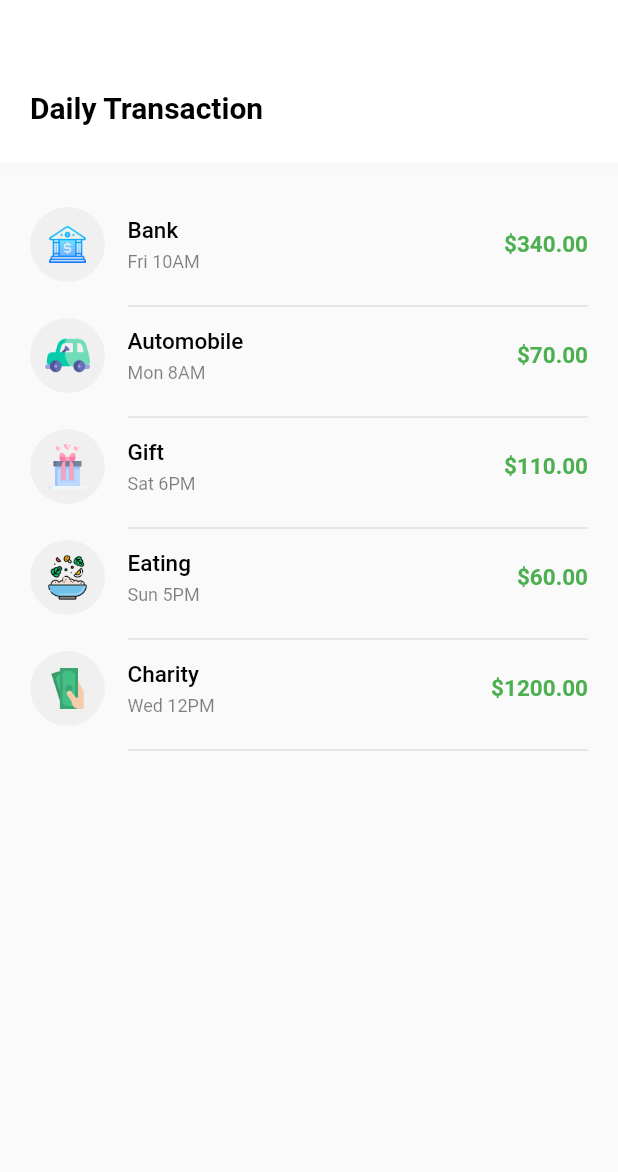
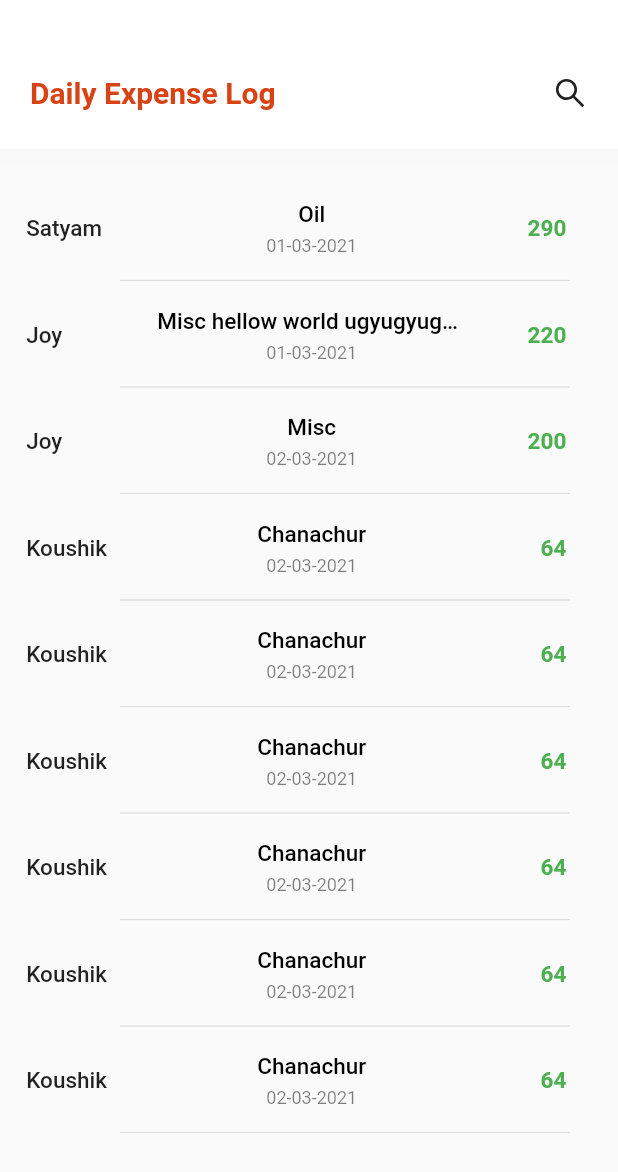
Before and after one commit to Koushikphy/Shared-Expense-Manager, a Flutter app: the DailyPage screen opened directly, on a phone screen of 412 x 824 dp. Shown: the top 1172 px of the screen. Run offline on Flutter 3.47's test engine with Material 2 defaults, Android fonts, the phone set to English and light mode, and no system bars; our stand-ins replace animated_bottom_navigation_bar, fl_chart, flutter_icons, percent_indicator; network calls fail.

Commit message:
added the expense log

```diff
--- a/lib/json/daily_json.dart
+++ b/lib/json/daily_json.dart
@@ -3,31 +3,31 @@ const List daily = [
     "icon": "assets/images/bank.png",
     "name": "Bank",
     "date": "Fri 10AM",
-    "price": "\$340.00"
+    "price": "340.00"
   },
   {
     "icon": "assets/images/auto.png",
-    "name": "Automobile",
+    "name": "Auto",
     "date": "Mon 8AM",
-    "price": "\$70.00"
+    "price": "70.00"
   },
   {
     "icon": "assets/images/gift.png",
     "name": "Gift",
     "date": "Sat 6PM",
-    "price": "\$110.00"
+    "price": "110.00"
   },
   {
     "icon": "assets/images/eating.png",
     "name": "Eating",
     "date": "Sun 5PM",
-    "price": "\$60.00"
+    "price": "60.00"
   },
   {
     "icon": "assets/images/charity.png",
     "name": "Charity",
     "date": "Wed 12PM",
-    "price": "\$1200.00"
+    "price": "1200.00"
   }
 ];
 
@@ -43,7 +43,7 @@ const List expenses = [
   {
     "date": "01-03-2021",
     "person": "Joy",
-    "item": "Misc",
+    "item": "Misc hellow world ugyugyugugyugyugyugyu",
     "category": "Food",
     "amount": "220",
     "shareBy": "Koushik"
@@ -64,4 +64,44 @@ const List expenses = [
     "amount": "64",
     "shareBy": "All"
   },
+  {
+    "date": "02-03-2021",
+    "person": "Koushik",
+    "item": "Chanachur",
+    "category": "Food",
+    "amount": "64",
+    "shareBy": "All"
+  },
+  {
+    "date": "02-03-2021",
+    "person": "Koushik",
+    "item": "Chanachur",
+    "category": "Food",
+    "amount": "64",
+    "shareBy": "All"
+  },
+  {
+    "date": "02-03-2021",
+    "person": "Koushik",
+    "item": "Chanachur",
+    "category": "Food",
+    "amount": "64",
+    "shareBy": "All"
+  },
+  {
+    "date": "02-03-2021",
+    "person": "Koushik",
+    "item": "Chanachur",
+    "category": "Food",
+    "amount": "64",
+    "shareBy": "All"
+  },
+  {
+    "date": "02-03-2021",
+    "person": "Koushik",
+    "item": "Chanachur",
+    "category": "Food",
+    "amount": "64",
+    "shareBy": "All"
+  },
 ];
--- a/lib/pages/daily_page.dart
+++ b/lib/pages/daily_page.dart
@@ -1,5 +1,5 @@
 import 'package:budget_tracker_ui/json/daily_json.dart';
-import 'package:budget_tracker_ui/json/day_month.dart';
+// import 'package:budget_tracker_ui/json/day_month.dart';
 import 'package:budget_tracker_ui/theme/colors.dart';
 import 'package:flutter/material.dart';
 import 'package:flutter_icons/flutter_icons.dart';
@@ -10,6 +10,8 @@ class DailyPage extends StatefulWidget {
 }
 
 class _DailyPageState extends State<DailyPage> {
+  int pressedIndex = 0;
+  bool pressed = true;
   int activeDay = 3;
   @override
   Widget build(BuildContext context) {
@@ -30,27 +32,22 @@ class _DailyPageState extends State<DailyPage> {
                 color: grey.withOpacity(0.01),
                 spreadRadius: 10,
                 blurRadius: 3,
-                // changes position of shadow
               ),
             ]),
             child: Padding(
               padding: const EdgeInsets.only(
-                  top: 60, right: 20, left: 20, bottom: 25),
-              child: Column(
-                children: [
-                  Row(
+                  top: 50, right: 20, left: 20, bottom: 25),
+              child: Row(
                 mainAxisAlignment: MainAxisAlignment.spaceBetween,
                 children: [
                   Text(
-                        "Daily Transaction",
+                    "Daily Expense Log",
                     style: TextStyle(
                         fontSize: 20,
                         fontWeight: FontWeight.bold,
-                            color: black),
+                        color: Colors.deepOrange.shade800),
                   ),
-                      // Icon(AntDesign.search1)
-                    ],
-                  ),
+                  Icon(AntDesign.search1)
                 ],
               ),
             ),
@@ -59,51 +56,56 @@ class _DailyPageState extends State<DailyPage> {
             height: 30,
           ),
           Padding(
-            padding: const EdgeInsets.only(left: 20, right: 20),
+              padding: const EdgeInsets.only(left: 15, right: 0),
               child: Column(
-                children: List.generate(daily.length, (index) {
-              return Column(
+                  children: List.generate(expenses.length, (i) {
+                return ExpansionTile(
+                  // key: GlobalKey(),
+                  onExpansionChanged: (value) => setState(() {
+                    pressedIndex = value ? i : 999;
+                  }),
+                  maintainState: pressedIndex == i,
+                  tilePadding: EdgeInsets.only(left: 0),
+                  title: Column(
                     children: [
                       Row(
-                    mainAxisAlignment: MainAxisAlignment.spaceBetween,
+                        mainAxisAlignment: MainAxisAlignment.spaceAround,
                         children: [
                           Container(
-                        width: (size.width - 40) * 0.7,
+                            // color: Colors.red,
+                            width: size.width * 0.2,
                             child: Row(
+                              mainAxisAlignment: MainAxisAlignment.start,
                               children: [
-                            Container(
-                              width: 50,
-                              height: 50,
-                              decoration: BoxDecoration(
-                                shape: BoxShape.circle,
-                                color: grey.withOpacity(0.1),
-                              ),
-                              child: Center(
-                                child: Image.asset(
-                                  daily[index]['icon'],
-                                  width: 30,
-                                  height: 30,
+                                Text(
+                                  expenses[i]['person'],
+                                  style: TextStyle(
+                                    fontWeight: FontWeight.w500,
+                                    fontSize: 15,
+                                    //color: Colors.green
                                   ),
                                 ),
+                              ],
                             ),
-                            SizedBox(width: 15),
+                          ),
                           Container(
-                              width: (size.width - 90) * 0.5,
+                            // color: Colors.amber,
+                            width: size.width * 0.5,
                             child: Column(
                               mainAxisAlignment: MainAxisAlignment.center,
-                                crossAxisAlignment: CrossAxisAlignment.start,
+                              // crossAxisAlignment: CrossAxisAlignment.center,
                               children: [
-                                  Text(
-                                    daily[index]['name'],
+                                Text(expenses[i]['item'],
                                     style: TextStyle(
                                         fontSize: 15,
                                         color: black,
                                         fontWeight: FontWeight.w500),
-                                    overflow: TextOverflow.ellipsis,
-                                  ),
+                                    overflow: pressedIndex == i
+                                        ? TextOverflow.visible
+                                        : TextOverflow.ellipsis),
                                 SizedBox(height: 5),
                                 Text(
-                                    daily[index]['date'],
+                                  expenses[i]['date'],
                                   style: TextStyle(
                                       fontSize: 12,
                                       color: black.withOpacity(0.5),
@@ -112,17 +114,15 @@ class _DailyPageState extends State<DailyPage> {
                                 ),
                               ],
                             ),
-                            )
-                          ],
-                        ),
                           ),
                           Container(
-                        width: (size.width - 40) * 0.3,
+                            width: size.width * 0.15,
+                            // color: Colors.red,
                             child: Row(
                               mainAxisAlignment: MainAxisAlignment.end,
                               children: [
                                 Text(
-                              daily[index]['price'],
+                                  expenses[i]['amount'],
                                   style: TextStyle(
                                       fontWeight: FontWeight.w600,
                                       fontSize: 15,
@@ -138,11 +138,33 @@ class _DailyPageState extends State<DailyPage> {
                         child: Divider(
                           thickness: 0.8,
                         ),
+                      ),
+                    ],
+                  ),
+                  children: [
+                    Text(
+                      "Shared between ",
+                      style: TextStyle(
+                          fontSize: 15,
+                          color: Colors.lightGreen.shade900,
+                          fontWeight: FontWeight.bold),
+                    ),
+                    SizedBox(height: 15),
+                    Text(
+                      expenses[i]["shareBy"],
+                      style: TextStyle(
+                          fontSize: 12, color: Colors.lightGreen.shade800),
+                    ),
+                    SizedBox(
+                      height: 13,
                     )
                   ],
+                  trailing: Text(""),
                 );
-            })),
-          ),
+              }))),
+          SizedBox(
+            height: 50,
+          )
         ],
       ),
     );
--- a/lib/pages/root_app.dart
+++ b/lib/pages/root_app.dart
@@ -16,11 +16,11 @@ class RootApp extends StatefulWidget {
 class _RootAppState extends State<RootApp> {
   int pageIndex = 0;
   List<Widget> pages = [
-    // DailyPage(),
+    DailyPage(),
     StatsPage(),
     BudgetPage(),
     ProfilePage(),
-    // CreatBudgetPage()
+    CreatBudgetPage()
   ];
 
   @override
--- a/lib/theme/colors.dart
+++ b/lib/theme/colors.dart
@@ -8,3 +8,4 @@ const Color grey = Colors.grey;
 const Color red = Color(0xFFec5766);
 const Color green = Color(0xFF43aa8b);
 const Color blue = Color(0xFF28c2ff);
+// const Color test = Color()
```
Lines whose indentation alone changed are shown as unchanged.
